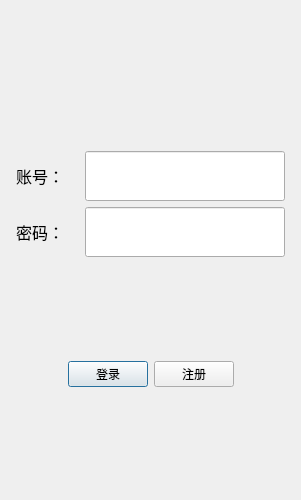
Before: the Qt Designer form Client/ChatRoom/logindialog.ui in Scholar618/ChatOnline, drawn with Qt 5.
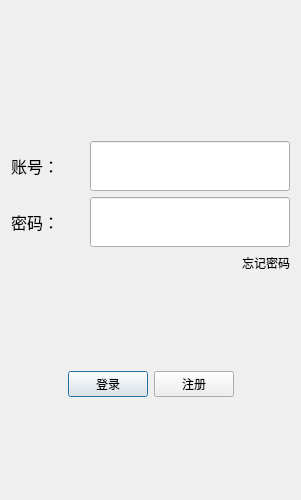
After: the same form once the commit is applied. Icons and pictures are not drawn. Custom widgets are drawn as their Qt base class.

Patch:
```diff
--- a/Client/ChatRoom/logindialog.ui
+++ b/Client/ChatRoom/logindialog.ui
@@ -25,21 +25,7 @@
   <property name="windowTitle">
    <string>Dialog</string>
   </property>
-  <layout class="QHBoxLayout" name="horizontalLayout">
-   <item>
     <layout class="QVBoxLayout" name="verticalLayout">
-     <property name="leftMargin">
-      <number>5</number>
-     </property>
-     <property name="topMargin">
-      <number>5</number>
-     </property>
-     <property name="rightMargin">
-      <number>5</number>
-     </property>
-     <property name="bottomMargin">
-      <number>5</number>
-     </property>
      <item>
       <widget class="QWidget" name="widget" native="true">
        <layout class="QVBoxLayout" name="verticalLayout_2">
@@ -67,7 +53,7 @@
        <property name="sizeHint" stdset="0">
         <size>
          <width>20</width>
-         <height>40</height>
+       <height>62</height>
         </size>
        </property>
       </spacer>
@@ -163,6 +149,30 @@
        </item>
       </layout>
      </item>
+   <item>
+    <layout class="QHBoxLayout" name="horizontalLayout">
+     <item>
+      <spacer name="horizontalSpacer_3">
+       <property name="orientation">
+        <enum>Qt::Horizontal</enum>
+       </property>
+       <property name="sizeHint" stdset="0">
+        <size>
+         <width>40</width>
+         <height>20</height>
+        </size>
+       </property>
+      </spacer>
+     </item>
+     <item>
+      <widget class="ClickedLabel" name="forget_label">
+       <property name="text">
+        <string>忘记密码</string>
+       </property>
+      </widget>
+     </item>
+    </layout>
+   </item>
      <item>
       <spacer name="verticalSpacer_2">
        <property name="orientation">
@@ -171,7 +181,7 @@
        <property name="sizeHint" stdset="0">
         <size>
          <width>20</width>
-         <height>40</height>
+       <height>63</height>
         </size>
        </property>
       </spacer>
@@ -228,15 +238,20 @@
        <property name="sizeHint" stdset="0">
         <size>
          <width>20</width>
-         <height>40</height>
+       <height>62</height>
         </size>
        </property>
       </spacer>
      </item>
     </layout>
-   </item>
-  </layout>
  </widget>
+ <customwidgets>
+  <customwidget>
+   <class>ClickedLabel</class>
+   <extends>QLabel</extends>
+   <header>clickedlabel.h</header>
+  </customwidget>
+ </customwidgets>
  <resources>
   <include location="rc.qrc"/>
  </resources>
```
Lines whose indentation alone changed are shown as unchanged.
